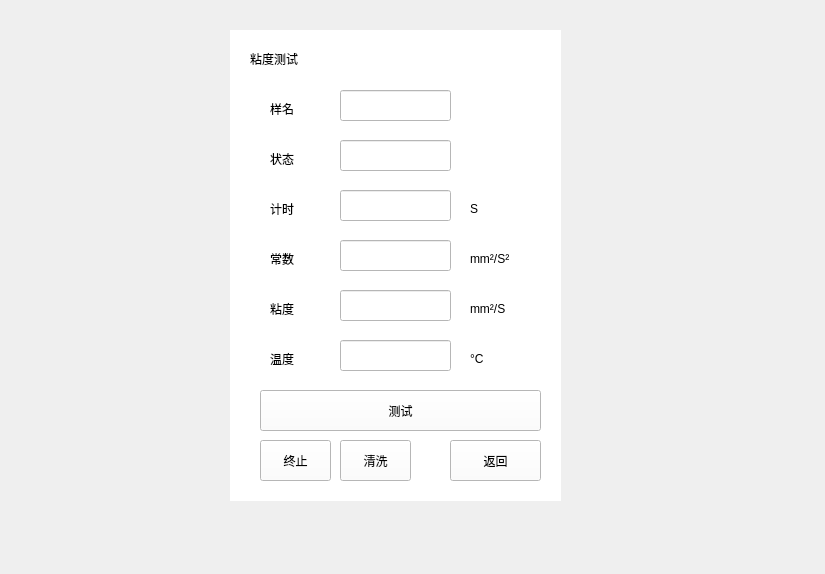
Before: the Qt Designer form viscomtertest.ui in 1996zjun/foutinone, drawn with Qt 5.
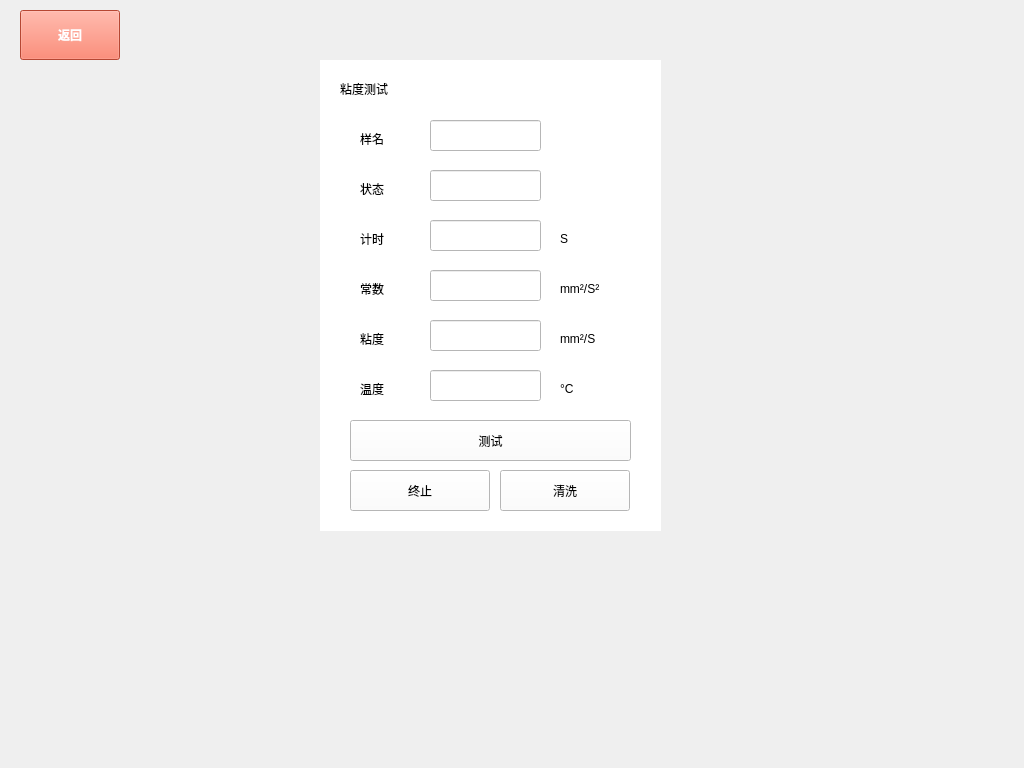
After: the same form once the commit is applied.

The edit to the form file:
```diff
--- a/viscomtertest.ui
+++ b/viscomtertest.ui
@@ -6,8 +6,8 @@
    <rect>
     <x>0</x>
     <y>0</y>
-    <width>825</width>
-    <height>574</height>
+    <width>1024</width>
+    <height>768</height>
    </rect>
   </property>
   <property name="windowTitle">
@@ -16,12 +16,15 @@
   <property name="autoFillBackground">
    <bool>false</bool>
   </property>
+  <property name="styleSheet">
+   <string notr="true"/>
+  </property>
   <widget class="QWidget" name="widget" native="true">
    <property name="geometry">
     <rect>
-     <x>230</x>
-     <y>30</y>
-     <width>331</width>
+     <x>320</x>
+     <y>60</y>
+     <width>341</width>
      <height>471</height>
     </rect>
    </property>
@@ -236,7 +239,7 @@
      <rect>
       <x>30</x>
       <y>410</y>
-      <width>71</width>
+      <width>140</width>
       <height>41</height>
      </rect>
     </property>
@@ -247,9 +250,9 @@
    <widget class="QPushButton" name="pushButton_3">
     <property name="geometry">
      <rect>
-      <x>110</x>
+      <x>180</x>
       <y>410</y>
-      <width>71</width>
+      <width>130</width>
       <height>41</height>
      </rect>
     </property>
@@ -257,19 +260,6 @@
      <string>清洗</string>
     </property>
    </widget>
-   <widget class="QPushButton" name="pushButton_4">
-    <property name="geometry">
-     <rect>
-      <x>220</x>
-      <y>410</y>
-      <width>91</width>
-      <height>41</height>
-     </rect>
-    </property>
-    <property name="text">
-     <string>返回</string>
-    </property>
-   </widget>
    <widget class="QLabel" name="label_11">
     <property name="geometry">
      <rect>
@@ -284,6 +274,22 @@
     </property>
    </widget>
   </widget>
+  <widget class="QPushButton" name="backButton">
+   <property name="geometry">
+    <rect>
+     <x>20</x>
+     <y>10</y>
+     <width>100</width>
+     <height>50</height>
+    </rect>
+   </property>
+   <property name="styleSheet">
+    <string notr="true">QPushButton { background: #FF6347; color: #fff; font-weight: bold; }</string>
+   </property>
+   <property name="text">
+    <string>返回</string>
+   </property>
+  </widget>
  </widget>
  <resources/>
  <connections/>
```
